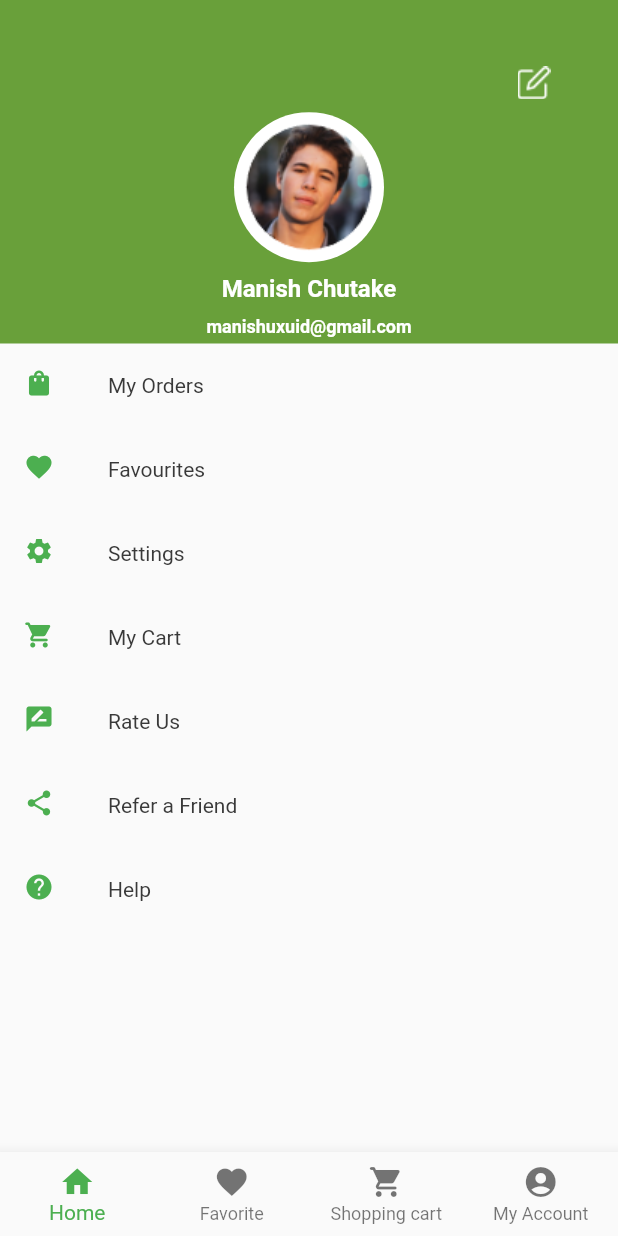
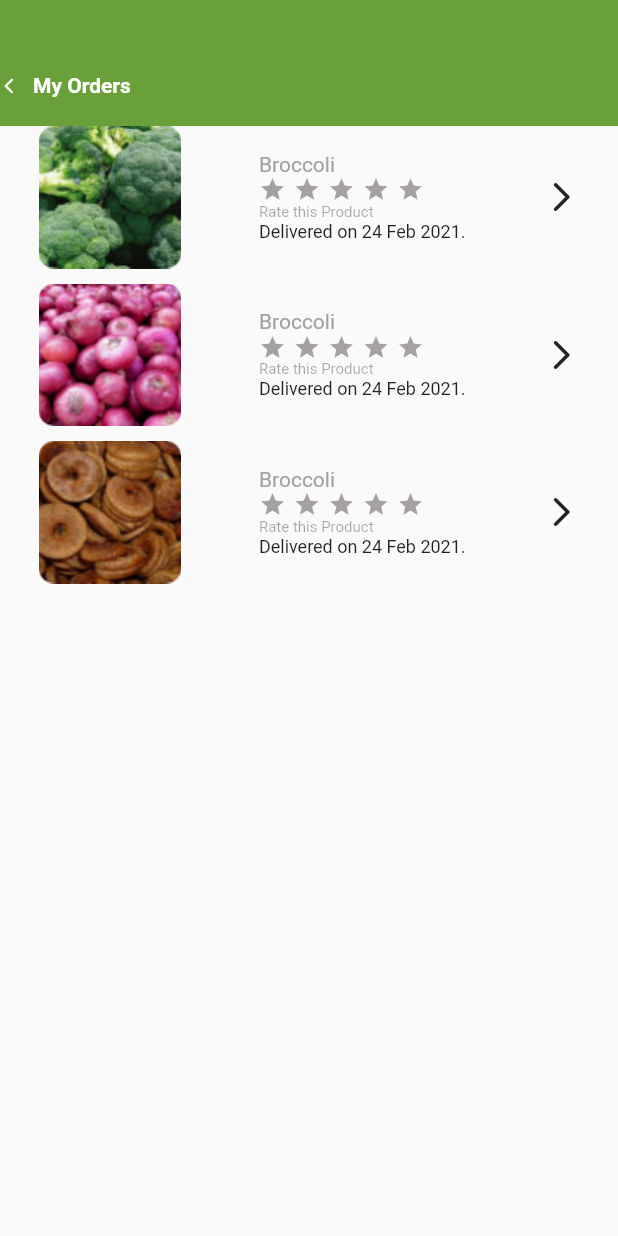
Before and after one commit to prasanjitha/Grocerade, a Flutter app: the screen it shows after launch, after a tap on "My Orders", on a phone screen of 412 x 824 dp. Run offline on Flutter 3.47's test engine with Material 2 defaults, Android fonts, the phone set to English and light mode, and no system bars.

Commit message:
my order screen implementation

```diff
--- a/lib/screens/account_datails.dart
+++ b/lib/screens/account_datails.dart
@@ -2,6 +2,8 @@
 
 import 'package:flutter/material.dart';
 import 'package:grocerade/screens/skip_screen.dart';
+
+import 'my_order_screen.dart';
 
 class AccountDetails extends StatefulWidget {
   const AccountDetails({Key? key}) : super(key: key);
@@ -16,7 +18,7 @@ class _AccountDetailsState extends State<AccountDetails> {
       TextStyle(fontSize: 30, fontWeight: FontWeight.bold);
   List<Widget> _widgetOptions = <Widget>[
     MyAccount(),
-    SkipOneScreen(),
+    MyOrder(),
     MyAccount(),
     MyAccount()
   ];
@@ -121,7 +123,10 @@ class MyAccount extends StatelessWidget {
                   style: TextStyle(fontSize: 14, color: Color(0xff393939)),
                 ),
                 selected: true,
-                onTap: () {},
+                onTap: () {
+                   Navigator.of(context).push(MaterialPageRoute(builder: (context) => MyOrder()));
+
+                },
               ),
               ListTile(
                 leading: Icon(
--- /dev/null
+++ b/lib/screens/my_order_screen.dart
@@ -0,0 +1,277 @@
+// ignore_for_file: prefer_const_literals_to_create_immutables, prefer_const_constructors
+
+import 'package:flutter/material.dart';
+
+import 'account_datails.dart';
+
+class MyOrder extends StatelessWidget {
+  const MyOrder({Key? key}) : super(key: key);
+
+  @override
+  Widget build(BuildContext context) {
+    return Scaffold(
+      body: Column(
+        children: [
+          Container(
+            width: MediaQuery.of(context).size.width,
+            height: 84,
+            color: Color(0xFF69A03A),
+            child: Container(
+              margin: EdgeInsets.only(top: 30),
+              child: Row(
+                children: [
+                  GestureDetector(
+                    onTap: (){
+                        Navigator.of(context).push(MaterialPageRoute(builder: (context) => AccountDetails()));
+
+                    },
+                    child: Icon(
+                      Icons.arrow_back_ios_new_rounded,
+                      color: Colors.white,
+                      size: 12,
+                    ),
+                  ),
+                  SizedBox(
+                    width: 10.0,
+                  ),
+                  Text(
+                    'My Orders',
+                    style: TextStyle(
+                        color: Colors.white,
+                        fontSize: 14,
+                        fontWeight: FontWeight.bold),
+                  )
+                ],
+              ),
+            ),
+          ),
+          Container(
+            height: 500,
+            child: ListView(
+              children: [
+                Row(
+                  mainAxisAlignment: MainAxisAlignment.spaceAround,
+                  children: [
+                    Image.asset(
+                      'assets/images/imagebuk.png',
+                      width: 95,
+                      height: 95,
+                    ),
+                    Column(
+                      crossAxisAlignment: CrossAxisAlignment.start,
+                      children: [
+                        Text(
+                          'Broccoli',
+                          style: TextStyle(fontSize: 14,color: Color(0xFfA6A1A1),),
+                        ),
+                        Row(
+                          children: [
+                            Icon(
+                              Icons.star,
+                              size: 18,
+                              color: Color(0xFfA6A1A1),
+                            ),
+                            SizedBox(
+                              width: 5.0,
+                            ),
+                            Icon(
+                              Icons.star,
+                              size: 18,color: Color(0xFfA6A1A1),
+                            ),
+                            SizedBox(
+                              width: 5.0,
+                            ),
+                            Icon(
+                              Icons.star,
+                              size: 18,color: Color(0xFfA6A1A1),
+                            ),
+                            SizedBox(
+                              width: 5.0,
+                            ),
+                            Icon(
+                              Icons.star,
+                              size: 18,color: Color(0xFfA6A1A1),
+                            ),
+                            SizedBox(
+                              width: 5.0,
+                            ),
+                            Icon(
+                              Icons.star,
+                              size: 18,color: Color(0xFfA6A1A1),
+                            ),
+                            SizedBox(
+                              width: 5.0,
+                            )
+                          ],
+                        )
+                        ,                   Opacity(
+                          opacity: 0.4,
+                          child: Text(
+                            'Rate this Product ',
+                            style: TextStyle(fontSize: 10),
+                          ),
+                        ),
+                                    Text(
+                          'Delivered on 24 Feb 2021.',
+                          style: TextStyle(fontSize: 12),
+                        ),
+                      ],
+                    ),
+                    Icon(Icons.arrow_forward_ios_rounded)
+                  ],
+                )
+              ,SizedBox(height:10.0),
+                Row(
+                  mainAxisAlignment: MainAxisAlignment.spaceAround,
+                  children: [
+                    Image.asset(
+                      'assets/images/1908idea99lead_960.png',
+                      width: 95,
+                      height: 95,
+                    ),
+                    Column(
+                      crossAxisAlignment: CrossAxisAlignment.start,
+                      children: [
+                        Text(
+                          'Broccoli',
+                          style: TextStyle(fontSize: 14,color: Color(0xFfA6A1A1),),
+                        ),
+                        Row(
+                          children: [
+                            Icon(
+                              Icons.star,
+                              size: 18,
+                              color: Color(0xFfA6A1A1),
+                            ),
+                            SizedBox(
+                              width: 5.0,
+                            ),
+                            Icon(
+                              Icons.star,
+                              size: 18,color: Color(0xFfA6A1A1),
+                            ),
+                            SizedBox(
+                              width: 5.0,
+                            ),
+                            Icon(
+                              Icons.star,
+                              size: 18,color: Color(0xFfA6A1A1),
+                            ),
+                            SizedBox(
+                              width: 5.0,
+                            ),
+                            Icon(
+                              Icons.star,
+                              size: 18,color: Color(0xFfA6A1A1),
+                            ),
+                            SizedBox(
+                              width: 5.0,
+                            ),
+                            Icon(
+                              Icons.star,
+                              size: 18,color: Color(0xFfA6A1A1),
+                            ),
+                            SizedBox(
+                              width: 5.0,
+                            )
+                          ],
+                        )
+                        ,                   Opacity(
+                          opacity: 0.4,
+                          child: Text(
+                            'Rate this Product ',
+                            style: TextStyle(fontSize: 10),
+                          ),
+                        ),
+                                    Text(
+                          'Delivered on 24 Feb 2021.',
+                          style: TextStyle(fontSize: 12),
+                        ),
+                      ],
+                    ),
+                    Icon(Icons.arrow_forward_ios_rounded)
+                  ],
+                )
+          ,SizedBox(height: 10.0,),
+            Row(
+                  mainAxisAlignment: MainAxisAlignment.spaceAround,
+                  children: [
+                    Image.asset(
+                      'assets/images/imahdg.png',
+                      width: 95,
+                      height: 95,
+                    ),
+                    Column(
+                      crossAxisAlignment: CrossAxisAlignment.start,
+                      children: [
+                        Text(
+                          'Broccoli',
+                          style: TextStyle(fontSize: 14,color: Color(0xFfA6A1A1),),
+                        ),
+                        Row(
+                          children: [
+                            Icon(
+                              Icons.star,
+                              size: 18,
+                              color: Color(0xFfA6A1A1),
+                            ),
+                            SizedBox(
+                              width: 5.0,
+                            ),
+                            Icon(
+                              Icons.star,
+                              size: 18,color: Color(0xFfA6A1A1),
+                            ),
+                            SizedBox(
+                              width: 5.0,
+                            ),
+                            Icon(
+                              Icons.star,
+                              size: 18,color: Color(0xFfA6A1A1),
+                            ),
+                            SizedBox(
+                              width: 5.0,
+                            ),
+                            Icon(
+                              Icons.star,
+                              size: 18,color: Color(0xFfA6A1A1),
+                            ),
+                            SizedBox(
+                              width: 5.0,
+                            ),
+                            Icon(
+                              Icons.star,
+                              size: 18,color: Color(0xFfA6A1A1),
+                            ),
+                            SizedBox(
+                              width: 5.0,
+                            )
+                          ],
+                        )
+                        ,                   Opacity(
+                          opacity: 0.4,
+                          child: Text(
+                            'Rate this Product ',
+                            style: TextStyle(fontSize: 10),
+                          ),
+                        ),
+                                    Text(
+                          'Delivered on 24 Feb 2021.',
+                          style: TextStyle(fontSize: 12),
+                        ),
+                      ],
+                    ),
+                    Icon(Icons.arrow_forward_ios_rounded)
+                  ],
+                )
+
+              ],
+            ),
+          )
+        ,
+
+        ],
+      ),
+    );
+  }
+}
```
Also changed, not shown: assets/images/1908idea99lead_960.png (added), assets/images/imagebuk.png (added), assets/images/imahdg.png (added).
